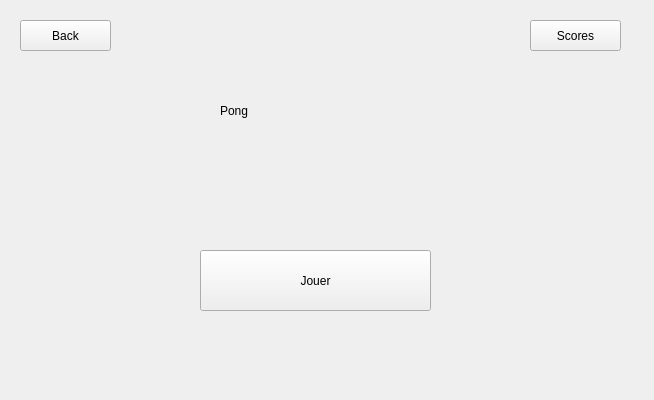
Qt form testIHMClimingProject/testIHMClimingProject/Pong.ui (simplyyCarlos/ClimbingProject) before a commit.
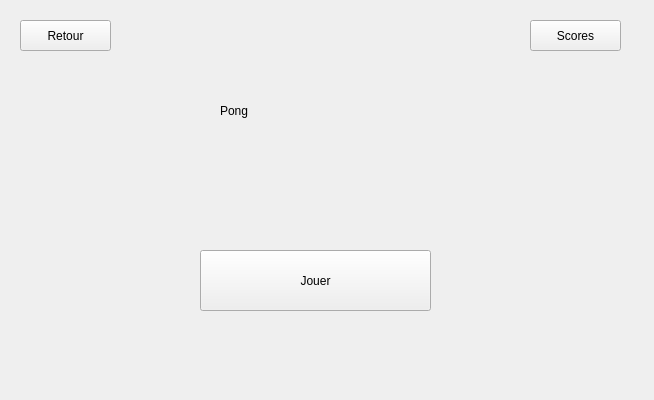
The same form after that commit.

```diff
--- a/testIHMClimingProject/testIHMClimingProject/Pong.ui
+++ b/testIHMClimingProject/testIHMClimingProject/Pong.ui
@@ -23,7 +23,7 @@
     </rect>
    </property>
    <property name="text">
-    <string>Back</string>
+    <string>Retour</string>
    </property>
   </widget>
   <widget class="QLabel" name="label_Titre">
```
